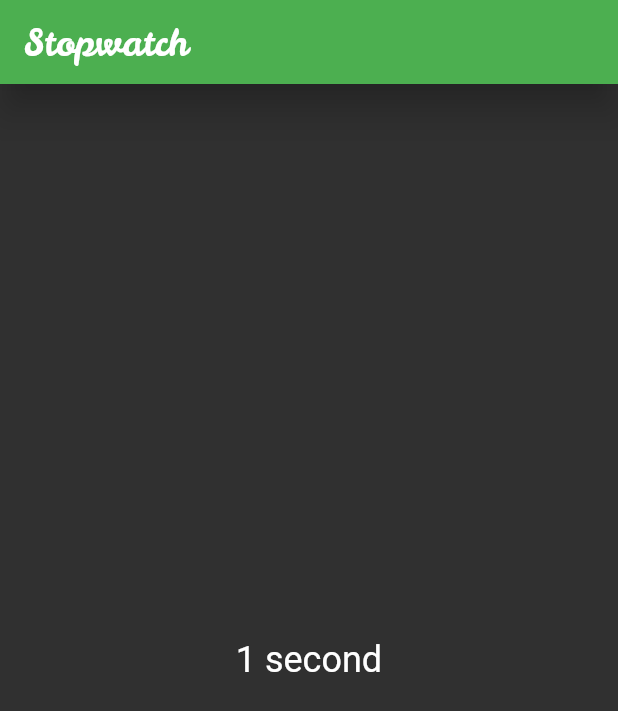
After one commit to PacktPublishing/Flutter-Cookbook, a Flutter app: the StopWatch screen opened directly, on a phone screen of 412 x 824 dp. The commit adds this screen. Shown: the top 711 px of the screen. Run offline on Flutter 3.47's test engine with Material 2 defaults, Android fonts, the phone set to English and light mode, and no system bars.

Commit message:
Stopwatch project

```diff
--- /dev/null
+++ b/04_Interactivity_and_State/stopwatch/lib/main.dart
@@ -0,0 +1,13 @@
+import 'package:flutter/material.dart';
+import 'package:stopwatch/stopwatch.dart';
+
+void main() => runApp(StopwatchApp());
+
+class StopwatchApp extends StatelessWidget {
+  @override
+  Widget build(BuildContext context) {
+    return MaterialApp(
+      home: StopWatch(),
+    );
+  }
+}
--- /dev/null
+++ b/04_Interactivity_and_State/stopwatch/lib/stopwatch.dart
@@ -0,0 +1,50 @@
+import 'dart:async';
+
+import 'package:flutter/material.dart';
+
+class StopWatch extends StatefulWidget {
+  @override
+  State createState() => StopWatchState();
+}
+
+class StopWatchState extends State<StopWatch> {
+  int seconds;
+  Timer timer;
+
+  @override
+  void initState() {
+    super.initState();
+
+    seconds = 0;
+    timer = Timer.periodic(Duration(seconds: 1), _onTick);
+  }
+
+  @override
+  Widget build(BuildContext context) {
+    return Scaffold(
+      appBar: AppBar(
+        title: Text('Stopwatch'),
+      ),
+      body: Center(
+        child: Text(
+          '$seconds ${_secondsText()}',
+          style: Theme.of(context).textTheme.headline,
+        ),
+      ),
+    );
+  }
+
+  String _secondsText() => seconds == 1 ? 'second' : 'seconds';
+
+  void _onTick(Timer time) {
+    setState(() {
+      ++seconds;
+    });
+  }
+
+  @override
+  void dispose() {
+    timer.cancel();
+    super.dispose();
+  }
+}
```
Also changed, not shown: 02_Introduction_To_Dart/lib/03-functions.dart (+16 -6 lines), 02_Introduction_To_Dart/lib/08-cascade.dart (+15 -6 lines), 04_Interactivity_and_State/stopwatch/pubspec.yaml (added, +72 -0 lines), 04_Interactivity_and_State/stopwatch/pubspec.lock (added), 53 other files.
